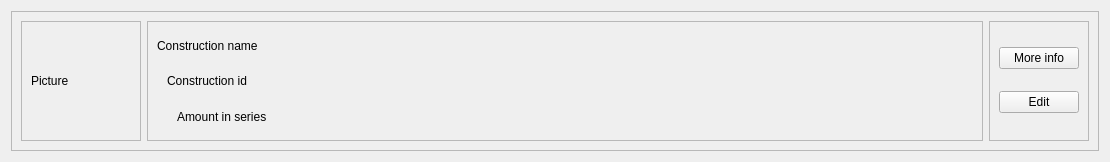
Before: the Qt Designer form DekiApp_pyqt5/Screens/ListItem.ui in krzysiek-droid/Deki-Desktop-App, drawn with Qt 5.
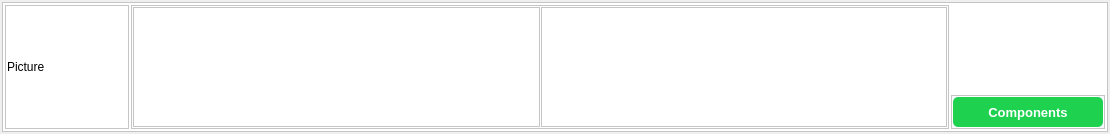
After: the same form once the commit is applied. Icons and pictures are not drawn.

Patch:
```diff
--- a/DekiApp_pyqt5/Screens/ListItem.ui
+++ b/DekiApp_pyqt5/Screens/ListItem.ui
@@ -7,20 +7,44 @@
     <x>0</x>
     <y>0</y>
     <width>1110</width>
-    <height>158</height>
+    <height>134</height>
    </rect>
   </property>
   <property name="windowTitle">
    <string>Form</string>
   </property>
   <property name="styleSheet">
-   <string notr="true">#mainFrame::hover { 
+   <string notr="true">QFrame{
+background-color: rgb(255, 255, 255);
+}
+#mainFrame::hover { 
 	border-width: 3px;
  	 border-style: solid;
  	 border-color: rgb(30, 210, 80);
+}
+
+QPushButton{
+	background-color: rgb(30, 210, 80);
+	color: rgb(255, 255, 255);
+	border-radius: 5px;
 }</string>
   </property>
   <layout class="QHBoxLayout" name="horizontalLayout">
+   <property name="spacing">
+    <number>2</number>
+   </property>
+   <property name="leftMargin">
+    <number>2</number>
+   </property>
+   <property name="topMargin">
+    <number>2</number>
+   </property>
+   <property name="rightMargin">
+    <number>2</number>
+   </property>
+   <property name="bottomMargin">
+    <number>2</number>
+   </property>
    <item alignment="Qt::AlignTop">
     <widget class="QFrame" name="mainFrame">
      <property name="frameShape">
@@ -30,6 +54,21 @@
       <enum>QFrame::Raised</enum>
      </property>
      <layout class="QHBoxLayout" name="horizontalLayout_2">
+      <property name="spacing">
+       <number>2</number>
+      </property>
+      <property name="leftMargin">
+       <number>2</number>
+      </property>
+      <property name="topMargin">
+       <number>2</number>
+      </property>
+      <property name="rightMargin">
+       <number>2</number>
+      </property>
+      <property name="bottomMargin">
+       <number>2</number>
+      </property>
       <item alignment="Qt::AlignLeft">
        <widget class="QFrame" name="frame">
         <property name="frameShape">
@@ -39,12 +78,27 @@
          <enum>QFrame::Raised</enum>
         </property>
         <layout class="QVBoxLayout" name="verticalLayout">
+         <property name="spacing">
+          <number>1</number>
+         </property>
+         <property name="leftMargin">
+          <number>1</number>
+         </property>
+         <property name="topMargin">
+          <number>1</number>
+         </property>
+         <property name="rightMargin">
+          <number>1</number>
+         </property>
+         <property name="bottomMargin">
+          <number>1</number>
+         </property>
          <item alignment="Qt::AlignHCenter|Qt::AlignVCenter">
-          <widget class="QLabel" name="label">
+          <widget class="QLabel" name="constructionPicture">
            <property name="minimumSize">
             <size>
-             <width>100</width>
-             <height>100</height>
+             <width>120</width>
+             <height>120</height>
             </size>
            </property>
            <property name="text">
@@ -69,38 +123,117 @@
         <property name="frameShadow">
          <enum>QFrame::Raised</enum>
         </property>
-        <layout class="QVBoxLayout" name="verticalLayout_2">
+        <layout class="QHBoxLayout" name="horizontalLayout_3">
+         <property name="spacing">
+          <number>1</number>
+         </property>
+         <property name="leftMargin">
+          <number>1</number>
+         </property>
+         <property name="topMargin">
+          <number>1</number>
+         </property>
+         <property name="rightMargin">
+          <number>1</number>
+         </property>
+         <property name="bottomMargin">
+          <number>1</number>
+         </property>
          <item>
-          <widget class="QLabel" name="label_2">
-           <property name="text">
-            <string>Construction name</string>
+          <widget class="QFrame" name="frame_4">
+           <property name="frameShape">
+            <enum>QFrame::StyledPanel</enum>
            </property>
-          </widget>
-         </item>
-         <item>
-          <widget class="QLabel" name="label_4">
-           <property name="text">
-            <string>Construction id</string>
+           <property name="frameShadow">
+            <enum>QFrame::Raised</enum>
            </property>
-           <property name="indent">
-            <number>10</number>
-           </property>
+           <layout class="QVBoxLayout" name="verticalLayout_2">
+            <item>
+             <widget class="QLabel" name="constructionName">
+              <property name="sizePolicy">
+               <sizepolicy hsizetype="Preferred" vsizetype="Preferred">
+                <horstretch>0</horstretch>
+                <verstretch>0</verstretch>
+               </sizepolicy>
+              </property>
+              <property name="minimumSize">
+               <size>
+                <width>0</width>
+                <height>20</height>
+               </size>
+              </property>
+              <property name="font">
+               <font>
+                <pointsize>12</pointsize>
+                <weight>75</weight>
+                <bold>true</bold>
+               </font>
+              </property>
+              <property name="text">
+               <string/>
+              </property>
+             </widget>
+            </item>
+            <item>
+             <widget class="QLabel" name="constructionTag">
+              <property name="minimumSize">
+               <size>
+                <width>0</width>
+                <height>20</height>
+               </size>
+              </property>
+              <property name="font">
+               <font>
+                <italic>true</italic>
+               </font>
+              </property>
+              <property name="text">
+               <string/>
+              </property>
+              <property name="indent">
+               <number>10</number>
+              </property>
+             </widget>
+            </item>
+            <item>
+             <widget class="QLabel" name="seriesSize">
+              <property name="minimumSize">
+               <size>
+                <width>0</width>
+                <height>20</height>
+               </size>
+              </property>
+              <property name="font">
+               <font>
+                <pointsize>10</pointsize>
+                <italic>true</italic>
+               </font>
+              </property>
+              <property name="text">
+               <string/>
+              </property>
+              <property name="indent">
+               <number>20</number>
+              </property>
+             </widget>
+            </item>
+           </layout>
           </widget>
          </item>
          <item>
-          <widget class="QLabel" name="label_3">
-           <property name="text">
-            <string>Amount in series</string>
+          <widget class="QFrame" name="frame_5">
+           <property name="frameShape">
+            <enum>QFrame::StyledPanel</enum>
            </property>
-           <property name="indent">
-            <number>20</number>
+           <property name="frameShadow">
+            <enum>QFrame::Raised</enum>
            </property>
           </widget>
          </item>
         </layout>
        </widget>
       </item>
-      <item alignment="Qt::AlignRight">
+      <item alignment="Qt::AlignHCenter|Qt::AlignBottom">
        <widget class="QFrame" name="frame_3">
         <property name="frameShape">
          <enum>QFrame::StyledPanel</enum>
@@ -109,17 +242,48 @@
          <enum>QFrame::Raised</enum>
         </property>
         <layout class="QVBoxLayout" name="verticalLayout_3">
-         <item alignment="Qt::AlignRight">
-          <widget class="QPushButton" name="pushButton">
-           <property name="text">
-            <string>More info</string>
+         <property name="spacing">
+          <number>1</number>
+         </property>
+         <property name="leftMargin">
+          <number>1</number>
+         </property>
+         <property name="topMargin">
+          <number>1</number>
+         </property>
+         <property name="rightMargin">
+          <number>1</number>
+         </property>
+         <property name="bottomMargin">
+          <number>1</number>
+         </property>
+         <item alignment="Qt::AlignHCenter|Qt::AlignBottom">
+          <widget class="QPushButton" name="editBtn">
+           <property name="minimumSize">
+            <size>
+             <width>150</width>
+             <height>30</height>
+            </size>
            </property>
-          </widget>
-         </item>
-         <item alignment="Qt::AlignRight">
-          <widget class="QPushButton" name="pushButton_2">
+           <property name="font">
+            <font>
+             <pointsize>10</pointsize>
+             <weight>75</weight>
+             <bold>true</bold>
+            </font>
+           </property>
            <property name="text">
-            <string>Edit</string>
+            <string>Components</string>
+           </property>
+           <property name="icon">
+            <iconset resource="../resources.qrc">
+             <normaloff>:/Icons/Icons/chevron-down.svg</normaloff>:/Icons/Icons/chevron-down.svg</iconset>
+           </property>
+           <property name="iconSize">
+            <size>
+             <width>24</width>
+             <height>24</height>
+            </size>
            </property>
           </widget>
          </item>
```
Left out of the diff: 4 changed lines with no effect on the pictures.
